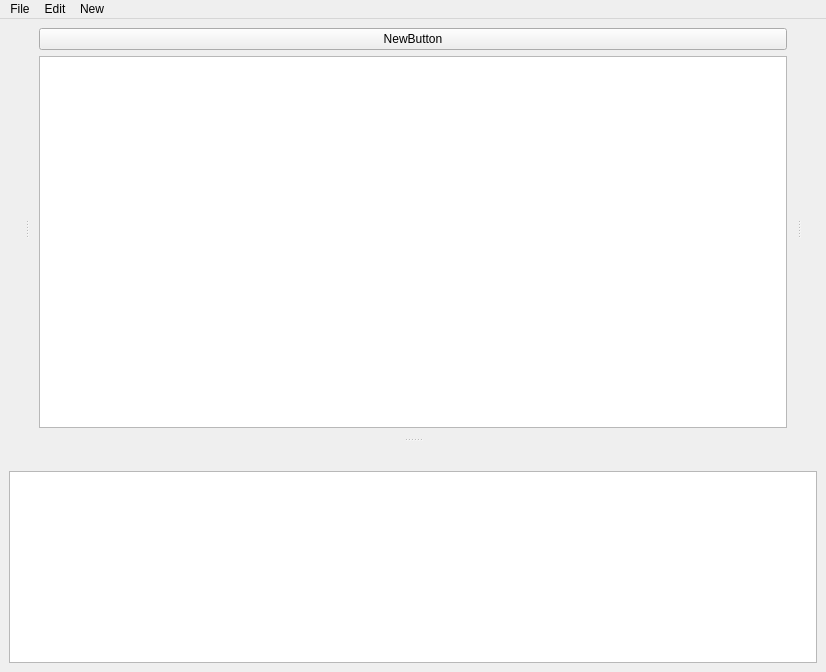
This is MainWindow.ui in lrickard/CodeWorkstation as Qt 5 draws it before an edit. The edited form follows.
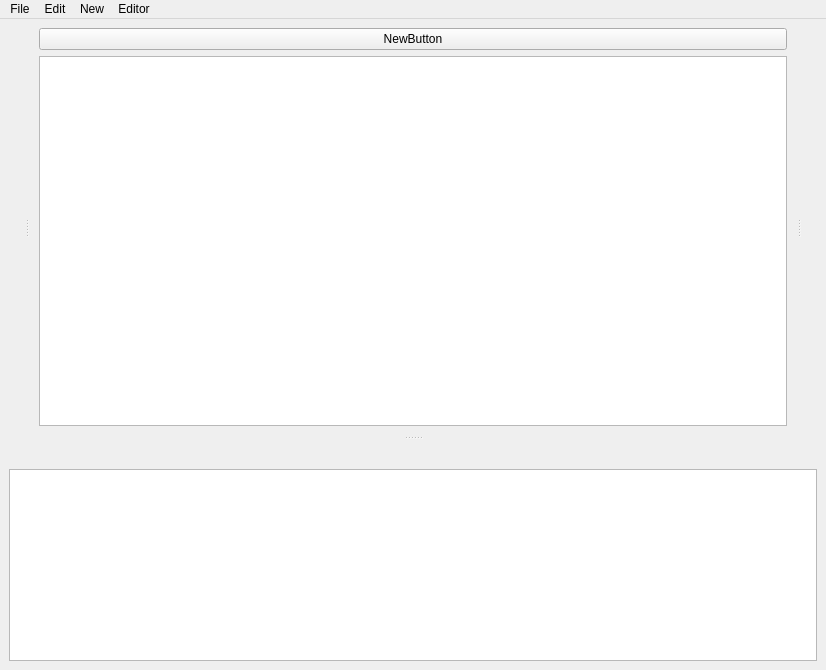
This is the edited form.

Commit message: Added keyboard shortcut functionality

What changed in the file:
```diff
--- a/MainWindow.ui
+++ b/MainWindow.ui
@@ -7,7 +7,7 @@
     <x>0</x>
     <y>0</y>
     <width>826</width>
-    <height>672</height>
+    <height>670</height>
    </rect>
   </property>
   <property name="windowTitle">
@@ -31,41 +31,6 @@
     </item>
    </layout>
   </widget>
-  <widget class="QMenuBar" name="menubar">
-   <property name="geometry">
-    <rect>
-     <x>0</x>
-     <y>0</y>
-     <width>826</width>
-     <height>20</height>
-    </rect>
-   </property>
-   <widget class="QMenu" name="menuFile">
-    <property name="title">
-     <string>File</string>
-    </property>
-    <addaction name="separator"/>
-    <addaction name="actionSave"/>
-    <addaction name="actionSave_As"/>
-    <addaction name="actionOpen"/>
-   </widget>
-   <widget class="QMenu" name="menuNew">
-    <property name="title">
-     <string>New</string>
-    </property>
-    <addaction name="actionButton"/>
-    <addaction name="actionCommand_Window"/>
-   </widget>
-   <widget class="QMenu" name="menuEdit">
-    <property name="title">
-     <string>Edit</string>
-    </property>
-    <addaction name="actionShortcuts"/>
-   </widget>
-   <addaction name="menuFile"/>
-   <addaction name="menuEdit"/>
-   <addaction name="menuNew"/>
-  </widget>
   <widget class="QDockWidget" name="BottomDock">
    <property name="layoutDirection">
     <enum>Qt::LeftToRight</enum>
@@ -125,6 +90,52 @@
     <layout class="QVBoxLayout" name="verticalLayout_2"/>
    </widget>
   </widget>
+  <widget class="QMenuBar" name="menubar">
+   <property name="geometry">
+    <rect>
+     <x>0</x>
+     <y>0</y>
+     <width>826</width>
+     <height>21</height>
+    </rect>
+   </property>
+   <widget class="QMenu" name="menuFile">
+    <property name="title">
+     <string>File</string>
+    </property>
+    <addaction name="separator"/>
+    <addaction name="actionSave"/>
+    <addaction name="actionSave_As"/>
+    <addaction name="actionOpen"/>
+   </widget>
+   <widget class="QMenu" name="menuNew">
+    <property name="title">
+     <string>New</string>
+    </property>
+    <addaction name="actionButton"/>
+    <addaction name="actionCommand_Window"/>
+   </widget>
+   <widget class="QMenu" name="menuEdit">
+    <property name="title">
+     <string>Edit</string>
+    </property>
+    <addaction name="actionShortcuts"/>
+   </widget>
+   <widget class="QMenu" name="menuEditor">
+    <property name="title">
+     <string>Editor</string>
+    </property>
+    <addaction name="actionBoL"/>
+    <addaction name="actionEoL"/>
+    <addaction name="actionDL"/>
+    <addaction name="actionBoF"/>
+    <addaction name="actionEoF"/>
+   </widget>
+   <addaction name="menuFile"/>
+   <addaction name="menuEdit"/>
+   <addaction name="menuNew"/>
+   <addaction name="menuEditor"/>
+  </widget>
   <action name="actionSave">
    <property name="text">
     <string>Save</string>
```
Left out of the diff: 55 changed lines with no effect on the pictures. The commit also changes 2 other files.
